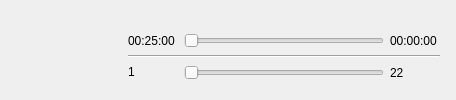
Qt form ui/controlbar.ui (olabini/open-pdf-presenter) before a commit.
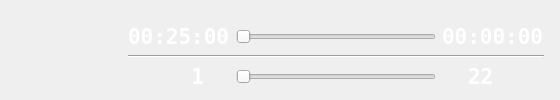
The same form after that commit. Icons and pictures are not drawn.

Commit message: Improved control bar look

```diff
--- a/ui/controlbar.ui
+++ b/ui/controlbar.ui
@@ -251,14 +251,25 @@
               <verstretch>0</verstretch>
              </sizepolicy>
             </property>
+            <property name="alignment">
+             <set>Qt::AlignRight|Qt::AlignTrailing|Qt::AlignVCenter</set>
+            </property>
             <property name="minimumSize">
              <size>
               <width>50</width>
               <height>0</height>
              </size>
             </property>
+            <property name="font">
+             <font>
+              <family>DejaVu Sans Mono</family>
+              <pointsize>16</pointsize>
+              <weight>75</weight>
+              <bold>true</bold>
+             </font>
+            </property>
             <property name="styleSheet">
-             <string notr="true">background: none</string>
+             <string notr="true">background: none; color: white;</string>
             </property>
             <property name="text">
              <string>1</string>
@@ -304,8 +315,16 @@
               <height>0</height>
              </size>
             </property>
+            <property name="font">
+             <font>
+              <family>DejaVu Sans Mono</family>
+              <pointsize>16</pointsize>
+              <weight>75</weight>
+              <bold>true</bold>
+             </font>
+            </property>
             <property name="styleSheet">
-             <string notr="true">background: none</string>
+             <string notr="true">background: none; color: white;</string>
             </property>
             <property name="text">
              <string>22</string>
@@ -324,15 +343,23 @@
         <item row="0" column="0">
          <layout class="QGridLayout" name="gridLayout_4">
           <item row="0" column="2">
-           <widget class="QLabel" name="elapsedTimeLabel">
+           <widget class="QLabel" name="remainingTimeLabel">
             <property name="minimumSize">
              <size>
               <width>50</width>
               <height>0</height>
              </size>
             </property>
+            <property name="font">
+             <font>
+              <family>DejaVu Sans Mono</family>
+              <pointsize>16</pointsize>
+              <weight>75</weight>
+              <bold>true</bold>
+             </font>
+            </property>
             <property name="styleSheet">
-             <string notr="true">background: none</string>
+             <string notr="true">background: none; color: white;</string>
             </property>
             <property name="text">
              <string>00:00:00</string>
@@ -362,15 +389,23 @@
            </widget>
           </item>
           <item row="0" column="0">
-           <widget class="QLabel" name="remainingTimeLabel">
+           <widget class="QLabel" name="elapsedTimeLabel">
             <property name="minimumSize">
              <size>
               <width>50</width>
               <height>0</height>
              </size>
             </property>
+            <property name="font">
+             <font>
+              <family>DejaVu Sans Mono</family>
+              <pointsize>16</pointsize>
+              <weight>75</weight>
+              <bold>true</bold>
+             </font>
+            </property>
             <property name="styleSheet">
-             <string notr="true">background: none</string>
+             <string notr="true">background: none; color: white;</string>
             </property>
             <property name="text">
              <string>00:25:00</string>
```
Left out of the diff: 6 changed lines with no effect on the pictures.
